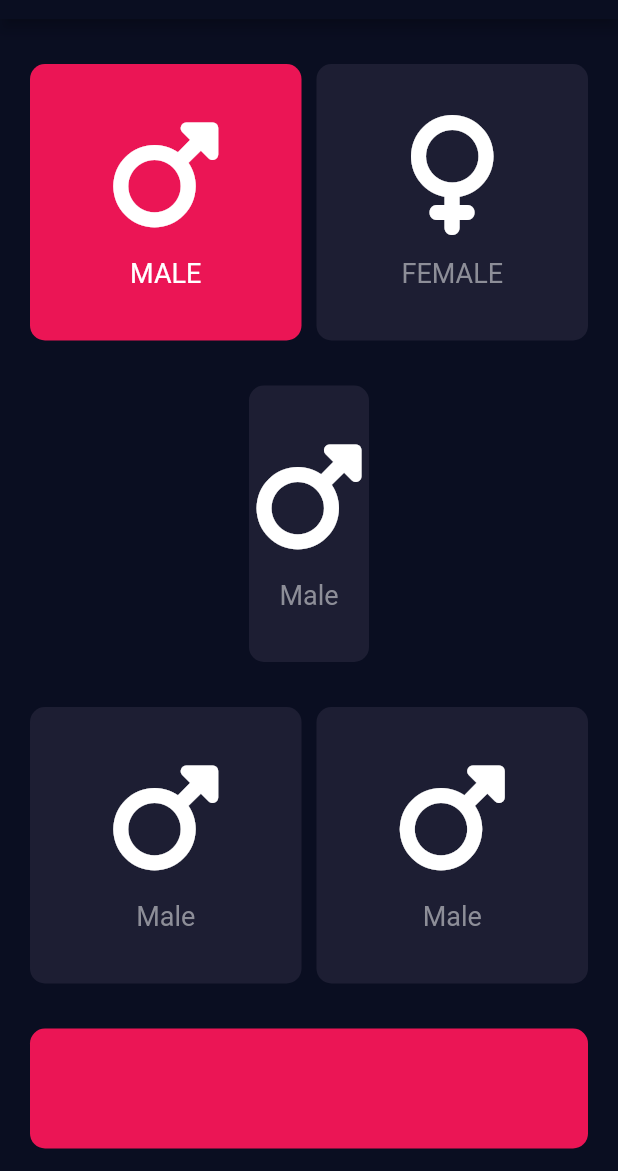
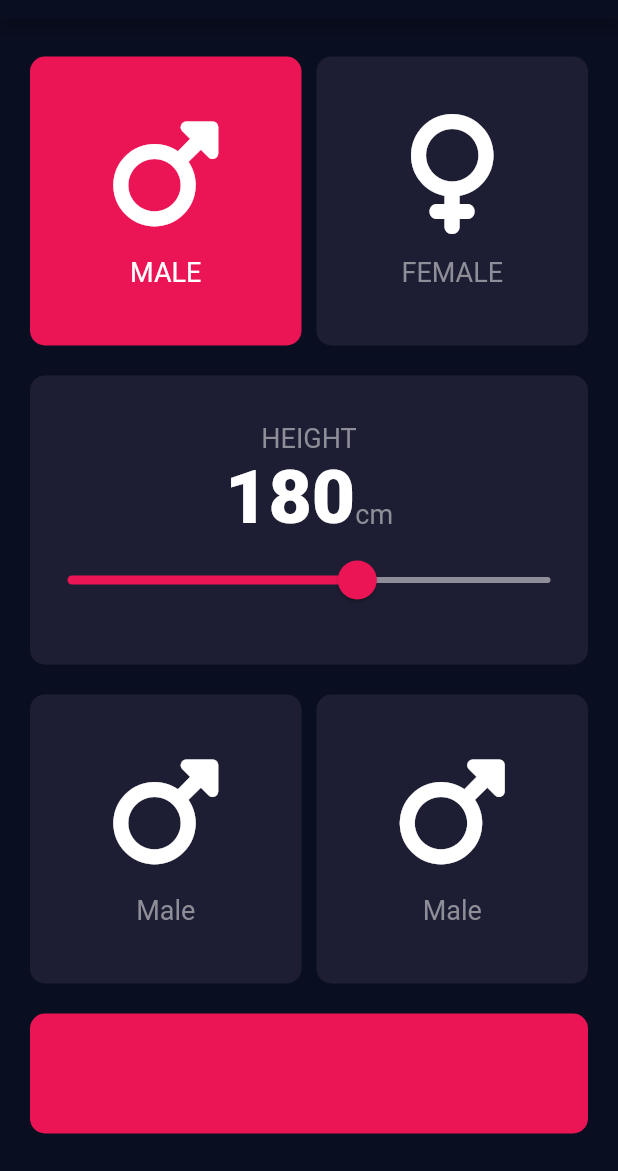
Before and after one commit to chaniru-puldith/BMI-calculator-flutter-app, a Flutter app: the screen it shows after launch, on a phone screen of 412 x 824 dp, the part 65-1236 px from its top. Run offline on Flutter 3.47's test engine with Material 2 defaults, Android fonts, the light colour scheme and no system bars; our stand-ins replace font_awesome_flutter.

Commit message:
Height Slider

```diff
--- /dev/null
+++ b/lib/constants.dart
@@ -0,0 +1,21 @@
+import 'package:flutter/material.dart';
+
+const kPageMargin = EdgeInsets.all(15.0);
+const kCardMargin = EdgeInsets.symmetric(vertical: 10.0, horizontal: 5.0);
+const kDefaultCardColor = Color(0xFF1D1E33);
+const kBottomContainerMargin =  EdgeInsets.fromLTRB(5, 10, 5, 10);
+const kBottomContainerColor = Color(0xFFEB1555);
+const kDefaultCardTextColor = Color(0xFF8D8E98);
+const kActiveCardTextColor = Color(0xFFFFFFFF);
+final double deviceHeight = (WidgetsBinding.instance.window.physicalSize.height);
+final roundBorder = BorderRadius.circular(10.0);
+
+const kNumberTextStyle = TextStyle(
+  fontSize: 50.0,
+  fontWeight: FontWeight.w900,
+);
+
+const kLabelTextStyle = TextStyle(
+  fontSize: 18.0,
+  color: kDefaultCardTextColor,
+);
--- a/lib/icon_content.dart
+++ b/lib/icon_content.dart
@@ -1,4 +1,4 @@
-import 'package:flutter/cupertino.dart';
+import 'package:flutter/material.dart';
 
 class IconContent extends StatelessWidget {
   final IconData cardIcon;
@@ -21,7 +21,7 @@ class IconContent extends StatelessWidget {
           cardIcon,
           size: 80.0,
         ),
-        SizedBox(
+        const SizedBox(
           height: 15.0,
         ),
         Text(
--- a/lib/input_page.dart
+++ b/lib/input_page.dart
@@ -2,16 +2,7 @@ import 'package:flutter/material.dart';
 import 'package:font_awesome_flutter/font_awesome_flutter.dart';
 import 'reusable_card.dart';
 import 'icon_content.dart';
-
-const pageMargin = EdgeInsets.all(15.0);
-const cardMargin = EdgeInsets.symmetric(vertical: 15.0, horizontal: 5.0);
-const defaultCardColor = Color(0xFF1D1E33);
-final double deviceHeight = (WidgetsBinding.instance.window.physicalSize.height);
-final roundBorder = BorderRadius.circular(10.0);
-const bottomContainerMargin =  EdgeInsets.fromLTRB(5, 15, 5, 0);
-const bottomContainerColor = Color(0xFFEB1555);
-const defaultCardTextColor = Color(0xFF8D8E98);
-const activeCardTextColor = Color(0xFFFFFFFF);
+import 'constants.dart';
 
 enum Gender {
   male,
@@ -27,6 +18,7 @@ class InputPage extends StatefulWidget {
 
 class _InputPageState extends State<InputPage> {
   Gender selectedGender = Gender.male;
+  int height = 180;
 
   @override
   Widget build(BuildContext context) {
@@ -37,43 +29,40 @@ class _InputPageState extends State<InputPage> {
           title: const Text('BMI CALCULATOR'),
         ),
         body: Padding(
-          padding: pageMargin,
+          padding: kPageMargin,
           child: Column(
+            crossAxisAlignment: CrossAxisAlignment.stretch,
             children: <Widget>[
               Expanded(
                 child: Row(
                   children: <Widget>[
                     Expanded(
-                      child: GestureDetector(
-                        onTap: () {
+                      child: ReusableCard(
+                        onPress: () {
                           setState(() {
                             selectedGender = Gender.male;
                           });
                         },
-                        child: ReusableCard(
-                          cardColor: selectedGender == Gender.male ? bottomContainerColor: defaultCardColor,
-                          cardChild: IconContent(
-                            cardIcon: FontAwesomeIcons.mars,
-                            cardLabel: 'MALE',
-                            labelColor: selectedGender == Gender.male ? activeCardTextColor: defaultCardTextColor,
-                          ),
+                        cardColor: selectedGender == Gender.male ? kBottomContainerColor: kDefaultCardColor,
+                        cardChild: IconContent(
+                          cardIcon: FontAwesomeIcons.mars,
+                          cardLabel: 'MALE',
+                          labelColor: selectedGender == Gender.male ? kActiveCardTextColor: kDefaultCardTextColor,
                         ),
                       ),
                     ),
                     Expanded(
-                      child: GestureDetector(
-                        onTap: () {
+                      child: ReusableCard(
+                        onPress: () {
                           setState(() {
                             selectedGender = Gender.female;
                           });
                         },
-                        child: ReusableCard(
-                          cardColor: selectedGender == Gender.female ? bottomContainerColor: defaultCardColor,
-                          cardChild: IconContent(
-                            cardIcon: FontAwesomeIcons.venus,
-                            cardLabel: 'FEMALE',
-                            labelColor: selectedGender == Gender.female ? activeCardTextColor: defaultCardTextColor,
-                          ),
+                        cardColor: selectedGender == Gender.female ? kBottomContainerColor: kDefaultCardColor,
+                        cardChild: IconContent(
+                          cardIcon: FontAwesomeIcons.venus,
+                          cardLabel: 'FEMALE',
+                          labelColor: selectedGender == Gender.female ? kActiveCardTextColor: kDefaultCardTextColor,
                         ),
                       ),
                     ),
@@ -82,22 +71,52 @@ class _InputPageState extends State<InputPage> {
               ),
               Expanded(
                 child: ReusableCard(
-                  cardColor: defaultCardColor,
+                  onPress: (){},
+                  cardColor: kDefaultCardColor,
                   cardChild: Column(
                     mainAxisAlignment: MainAxisAlignment.center,
                     children: <Widget>[
-                      Icon(
-                        FontAwesomeIcons.mars,
-                        size: 80.0,
+                      Text(
+                        'HEIGHT',
+                        style: kLabelTextStyle,
                       ),
-                      SizedBox(
-                        height: 15.0,
+                      Row(
+                        mainAxisAlignment: MainAxisAlignment.center,
+                        crossAxisAlignment: CrossAxisAlignment.baseline,
+                        textBaseline: TextBaseline.alphabetic,
+                        children: <Widget>[
+                          Text(
+                            height.toString(),
+                            style: kNumberTextStyle,
+                          ),
+                          Text(
+                            'cm',
+                            style: kLabelTextStyle,
+                          ),
+                        ],
                       ),
-                      Text(
-                        'Male',
-                        style: TextStyle(
-                          fontSize: 18.0,
-                          color: Color(0xFF8D8E98),
+                      SliderTheme(
+                        data: SliderTheme.of(context).copyWith(
+                          activeTrackColor: kBottomContainerColor,
+                          inactiveTrackColor: kDefaultCardTextColor,
+                          thumbColor: kBottomContainerColor,
+                          overlayColor: const Color(0x29EB1555),
+                          thumbShape: const RoundSliderThumbShape(
+                            enabledThumbRadius: 13.0,
+                          ),
+                          overlayShape: const RoundSliderOverlayShape(
+                            overlayRadius: 25.0
+                          )
+                        ),
+                        child: Slider(
+                          value: height.toDouble(),
+                          min: 120,
+                          max: 220,
+                          onChanged: (double newValue){
+                            setState(() {
+                              height = newValue.round();
+                            });
+                          },
                         ),
                       ),
                     ],
@@ -109,7 +128,8 @@ class _InputPageState extends State<InputPage> {
                   children: <Widget>[
                     Expanded(
                       child: ReusableCard(
-                        cardColor: defaultCardColor,
+                        onPress: () {},
+                        cardColor: kDefaultCardColor,
                         cardChild: Column(
                           mainAxisAlignment: MainAxisAlignment.center,
                           children: <Widget>[
@@ -124,7 +144,7 @@ class _InputPageState extends State<InputPage> {
                               'Male',
                               style: TextStyle(
                                 fontSize: 18.0,
-                                color: defaultCardTextColor,
+                                color: kDefaultCardTextColor,
                               ),
                             ),
                           ],
@@ -133,7 +153,8 @@ class _InputPageState extends State<InputPage> {
                     ),
                     Expanded(
                       child: ReusableCard(
-                        cardColor: defaultCardColor,
+                        onPress: () {},
+                        cardColor: kDefaultCardColor,
                         cardChild: Column(
                           mainAxisAlignment: MainAxisAlignment.center,
                           children: <Widget>[
@@ -148,7 +169,7 @@ class _InputPageState extends State<InputPage> {
                               'Male',
                               style: TextStyle(
                                 fontSize: 18.0,
-                                color: defaultCardTextColor,
+                                color: kDefaultCardTextColor,
                               ),
                             ),
                           ],
@@ -159,11 +180,11 @@ class _InputPageState extends State<InputPage> {
                 ),
               ),
               Container(
-                margin: bottomContainerMargin,
+                margin: kBottomContainerMargin,
                 width: double.infinity,
                 height: 80.0,
                 decoration: BoxDecoration(
-                  color: bottomContainerColor,
+                  color: kBottomContainerColor,
                   borderRadius: roundBorder,
                 ),
               ),
--- a/lib/reusable_card.dart
+++ b/lib/reusable_card.dart
@@ -1,23 +1,30 @@
-import 'package:flutter/cupertino.dart';
-
-const cardMargin = EdgeInsets.symmetric(vertical: 15.0, horizontal: 5.0);
-final roundBorder = BorderRadius.circular(10.0);
+import 'package:flutter/material.dart';
+import 'constants.dart';
 
 class ReusableCard extends StatelessWidget {
   final Color cardColor;
   final Widget cardChild;
+  final VoidCallback onPress; // >>>>> final void Function() onPressed
 
-  const ReusableCard({super.key, required this.cardColor, required this.cardChild});
+  const ReusableCard({
+    super.key,
+    required this.cardColor,
+    required this.cardChild,
+    required this.onPress,
+  });
 
   @override
   Widget build(BuildContext context) {
-    return Container(
-      margin: cardMargin,
-      decoration: BoxDecoration(
-        color: cardColor,
-        borderRadius: roundBorder,
+    return GestureDetector(
+      onTap: onPress,
+      child: Container(
+        margin: kCardMargin,
+        decoration: BoxDecoration(
+          color: cardColor,
+          borderRadius: roundBorder,
+        ),
+        child: cardChild,
       ),
-      child: cardChild,
     );
   }
 }
```
